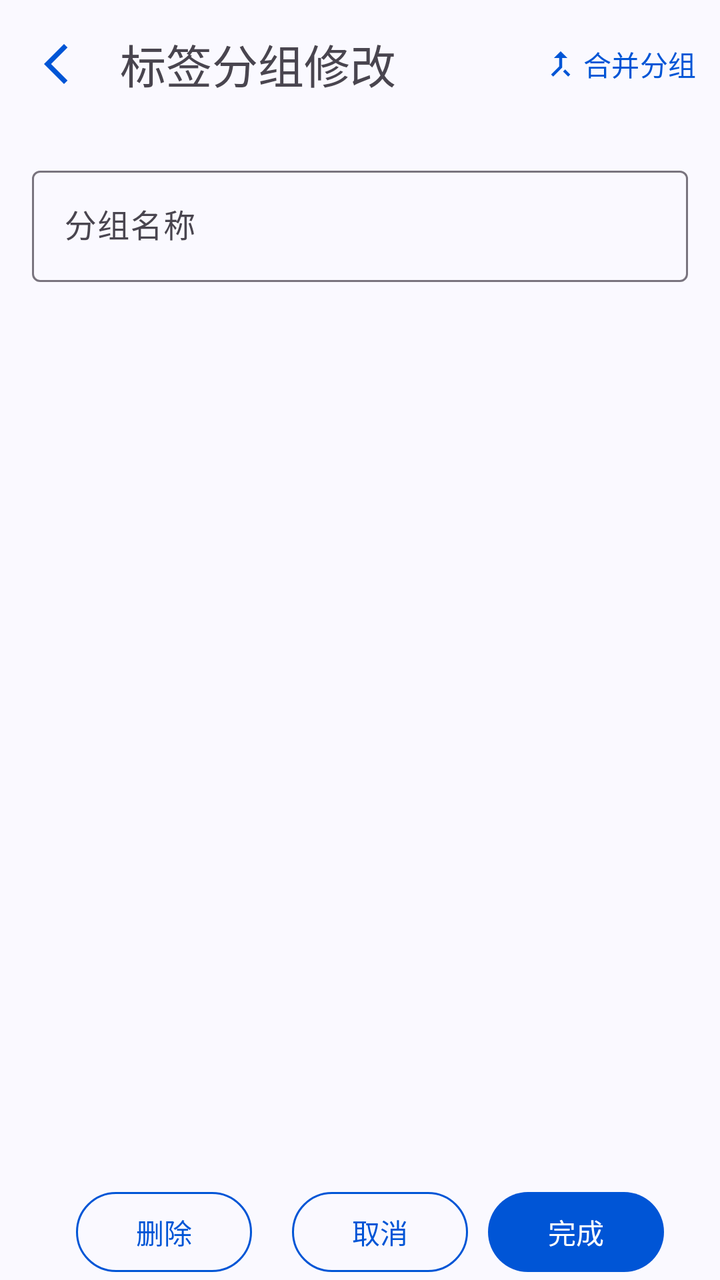
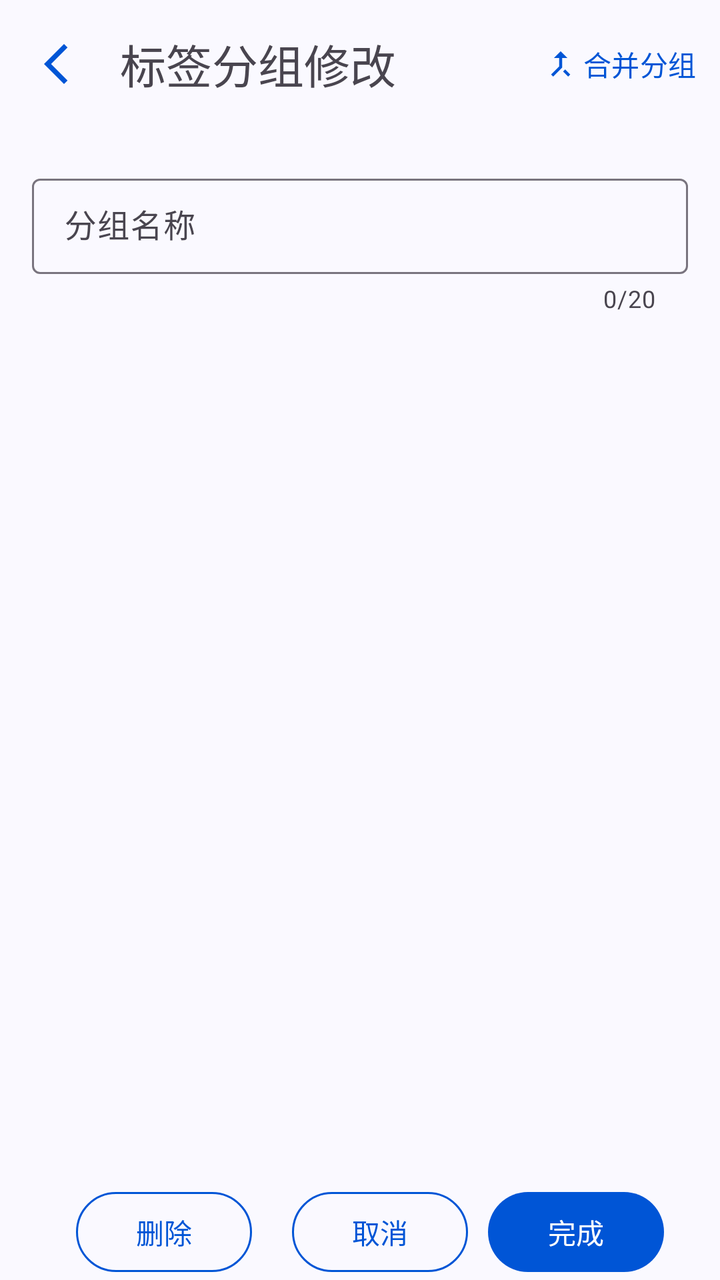

An Android layout rendered at two revisions. The XML below is the earlier revision; the diff shows what the commit changed to produce the second picture.
<!-- AndroidManifest.xml: application theme Theme.ManagerAssistant.Static -->
<!-- res/layout/activity_group_modify.xml -->
<androidx.constraintlayout.widget.ConstraintLayout xmlns:android="http://schemas.android.com/apk/res/android"
    xmlns:app="http://schemas.android.com/apk/res-auto"
    xmlns:tools="http://schemas.android.com/tools"
    style="@style/CommonPageStyle"
    android:layout_width="match_parent"
    android:layout_height="match_parent"
    tools:context=".ui.pages.bookkeeping.tag.GroupModifyActivity">

    <com.google.android.material.appbar.MaterialToolbar
        android:id="@+id/toolbar"
        android:layout_width="match_parent"
        android:layout_height="?attr/actionBarSize"
        app:layout_constraintEnd_toEndOf="parent"
        app:layout_constraintStart_toStartOf="parent"
        app:layout_constraintTop_toTopOf="parent"
        app:navigationIcon="@drawable/baseline_arrow_back_ios_new_24"
        app:title="标签分组修改">

        <com.google.android.material.button.MaterialButton
            android:id="@+id/merge_btn"
            style="@style/TextBtnStyle"
            android:layout_width="wrap_content"
            android:layout_height="wrap_content"
            android:layout_gravity="end"
            android:text="@string/group_merge"
            app:icon="@drawable/baseline_call_merge_24"
            app:iconGravity="textStart" />
    </com.google.android.material.appbar.MaterialToolbar>

    <ScrollView
        android:layout_width="match_parent"
        android:layout_height="0dp"
        app:layout_constraintBottom_toTopOf="@+id/btn_card_view"
        app:layout_constraintTop_toBottomOf="@+id/toolbar">

        <LinearLayout
            android:layout_width="match_parent"
            android:layout_height="wrap_content"
            android:orientation="vertical"
            android:padding="16dp">

            <com.google.android.material.textfield.TextInputLayout
                android:id="@+id/group_name_layout"
                android:layout_width="match_parent"
                android:layout_height="wrap_content"
                app:endIconDrawable="@drawable/baseline_clear_24"
                app:endIconMode="clear_text">

                <com.google.android.material.textfield.TextInputEditText
                    android:id="@+id/tag_group_input"
                    style="@style/UserInputEditTextStyle"
                    android:layout_width="match_parent"
                    android:layout_height="match_parent"
                    android:hint="@string/group_name" />
            </com.google.android.material.textfield.TextInputLayout>
        </LinearLayout>
    </ScrollView>

    <com.google.android.material.card.MaterialCardView
        android:id="@+id/btn_card_view"
        style="@style/BottomRightAngleCardStyle"
        android:layout_width="match_parent"
        android:layout_height="wrap_content"
        app:layout_constraintBottom_toBottomOf="parent">

        <LinearLayout
            android:layout_width="match_parent"
            android:layout_height="match_parent"
            android:gravity="center"
            android:orientation="horizontal">

            <com.google.android.material.button.MaterialButton
                android:id="@+id/delete_btn"
                style="@style/OutlinedBtnStyle"
                android:layout_width="wrap_content"
                android:layout_height="wrap_content"
                android:text="@string/delete" />

            <com.google.android.material.button.MaterialButton
                android:id="@+id/cancel_btn"
                style="@style/OutlinedBtnStyle"
                android:layout_width="wrap_content"
                android:layout_height="wrap_content"
                android:text="@string/cancel" />

            <com.google.android.material.button.MaterialButton
                android:id="@+id/finish_btn"
                style="@style/CommonBtnStyle"
                android:layout_width="wrap_content"
                android:layout_height="wrap_content"
                android:text="@string/finish" />
        </LinearLayout>
    </com.google.android.material.card.MaterialCardView>
</androidx.constraintlayout.widget.ConstraintLayout>
<!-- resources referenced by this layout -->
<resources>
  <!-- drawable baseline_arrow_back_ios_new_24 (drawable) -->
  <vector xmlns:android="http://schemas.android.com/apk/res/android" android:height="24dp" android:tint="#000000" android:viewportHeight="24" android:viewportWidth="24" android:width="24dp">
        
      <path android:fillColor="@android:color/white" android:pathData="M17.77,3.77l-1.77,-1.77l-10,10l10,10l1.77,-1.77l-8.23,-8.23z"/>
      
  </vector>
  <!-- drawable baseline_clear_24 (drawable) -->
  <vector xmlns:android="http://schemas.android.com/apk/res/android" android:height="24dp" android:tint="#000000" android:viewportHeight="24" android:viewportWidth="24" android:width="24dp">
        
      <path android:fillColor="@android:color/white" android:pathData="M19,6.41L17.59,5 12,10.59 6.41,5 5,6.41 10.59,12 5,17.59 6.41,19 12,13.41 17.59,19 19,17.59 13.41,12z"/>
      
  </vector>
  <string name="cancel">取消</string>
  <string name="delete">删除</string>
  <string name="finish">完成</string>
  <string name="group_merge">合并分组</string>
  <string name="group_name">分组名称</string>
  <style name="BottomRightAngleCardStyle">
          <item name="cardCornerRadius">0dp</item>
          <item name="strokeColor">@android:color/transparent</item>
          <item name="cardBackgroundColor">@android:color/transparent</item>
      </style>
  <style name="CommonBtnStyle" parent="Widget.Material3.Button">
          <item name="android:textColor">?attr/colorOnPrimary</item>
          <item name="layout_goneMarginStart">5dp</item>
          <item name="layout_goneMarginEnd">5dp</item>
          <item name="layout_goneMarginTop">5dp</item>
          <item name="layout_goneMarginBottom">5dp</item>
      </style>
  <style name="CommonPageStyle">
          <item name="android:fitsSystemWindows">true</item>
          <item name="android:background">?attr/colorSurface</item>
      </style>
  <style name="OutlinedBtnStyle" parent="Widget.Material3.Button.OutlinedButton">
          <item name="android:textColor">?attr/colorPrimary</item>
          <item name="strokeColor">?attr/colorPrimary</item>
          <item name="strokeWidth">1dp</item>
          <item name="android:layout_marginStart">10dp</item>
          <item name="android:layout_marginEnd">10dp</item>
      </style>
  <style name="TextBtnStyle" parent="Widget.Material3.Button.TextButton">
          <item name="android:textColor">?attr/colorPrimary</item>
          <item name="iconPadding">2dp</item>
      </style>
  <style name="UserInputEditTextStyle" parent="Widget.Material3.TextInputEditText.OutlinedBox">
          <item name="android:inputType">text</item>
          <item name="android:textColorHighlight">?attr/colorSurfaceVariant</item>
          <item name="android:maxLength">20</item>
      </style>
  <color name="color_primary">#0055d6</color>
  <color name="color_on_primary">#ffffff</color>
  <color name="color_primary_container">#d8e1fe</color>
  <color name="color_secondary_container">#e0e1ff</color>
  <color name="color_surface">#faf9ff</color>
  <color name="color_surface_container">#ebedfa</color>
  <color name="color_surface_container_low">#edeffc</color>
  <style name="ToolBarStyle" parent="Widget.Material3.Toolbar">
          <item name="android:backgroundTint">?attr/colorSurface</item>
          <item name="navigationIconTint">?attr/colorPrimary</item>
          <item name="contentInsetStart">10dp</item>
          <item name="titleTextAppearance">@style/TitleStyle</item>
      </style>
  <style name="TitleStyle">
          <item name="android:textSize">23sp</item>
      </style>
  <!-- unchanged entries left out for length: 2 -->
</resources>

<!-- the commit's change to res/layout/activity_group_modify.xml (unified diff, before → after) -->
@@ -41,6 +41,8 @@
 
             <com.google.android.material.textfield.TextInputLayout
                 android:id="@+id/group_name_layout"
+                style="@style/CommonTextInputLayoutStyle"
+                app:counterMaxLength="20"
                 android:layout_width="match_parent"
                 android:layout_height="wrap_content"
                 app:endIconDrawable="@drawable/baseline_clear_24"
<!-- resource entries referenced after the edit -->
@@ -33,6 +33,13 @@
           <item name="android:fitsSystemWindows">true</item>
           <item name="android:background">?attr/colorSurface</item>
       </style>
+  <style name="CommonTextInputLayoutStyle" parent="Widget.Material3.TextInputLayout.OutlinedBox.Dense">
+          <item name="errorEnabled">true</item>
+          <item name="counterEnabled">true</item>
+          <item name="helperTextEnabled">true</item>
+          <item name="android:layout_marginTop">4dp</item>
+          <item name="android:layout_marginBottom">4dp</item>
+      </style>
   <style name="OutlinedBtnStyle" parent="Widget.Material3.Button.OutlinedButton">
           <item name="android:textColor">?attr/colorPrimary</item>
           <item name="strokeColor">?attr/colorPrimary</item>
@@ -44,7 +51,7 @@
           <item name="android:textColor">?attr/colorPrimary</item>
           <item name="iconPadding">2dp</item>
       </style>
-  <style name="UserInputEditTextStyle" parent="Widget.Material3.TextInputEditText.OutlinedBox">
+  <style name="UserInputEditTextStyle" parent="Widget.Material3.TextInputEditText.OutlinedBox.Dense">
           <item name="android:inputType">text</item>
           <item name="android:textColorHighlight">?attr/colorSurfaceVariant</item>
           <item name="android:maxLength">20</item>
